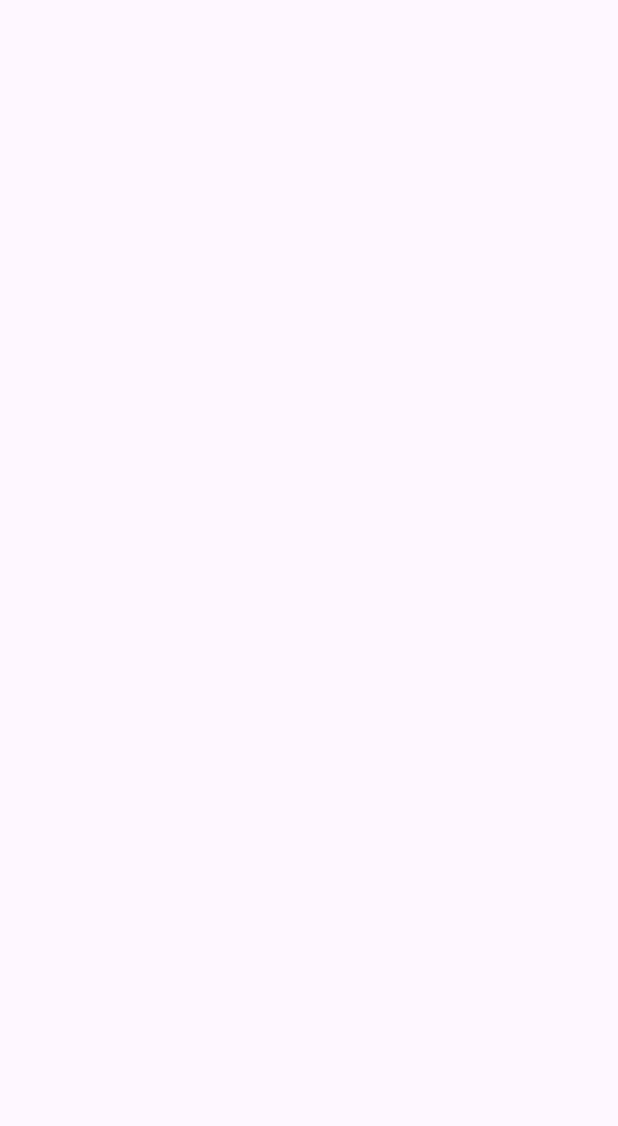
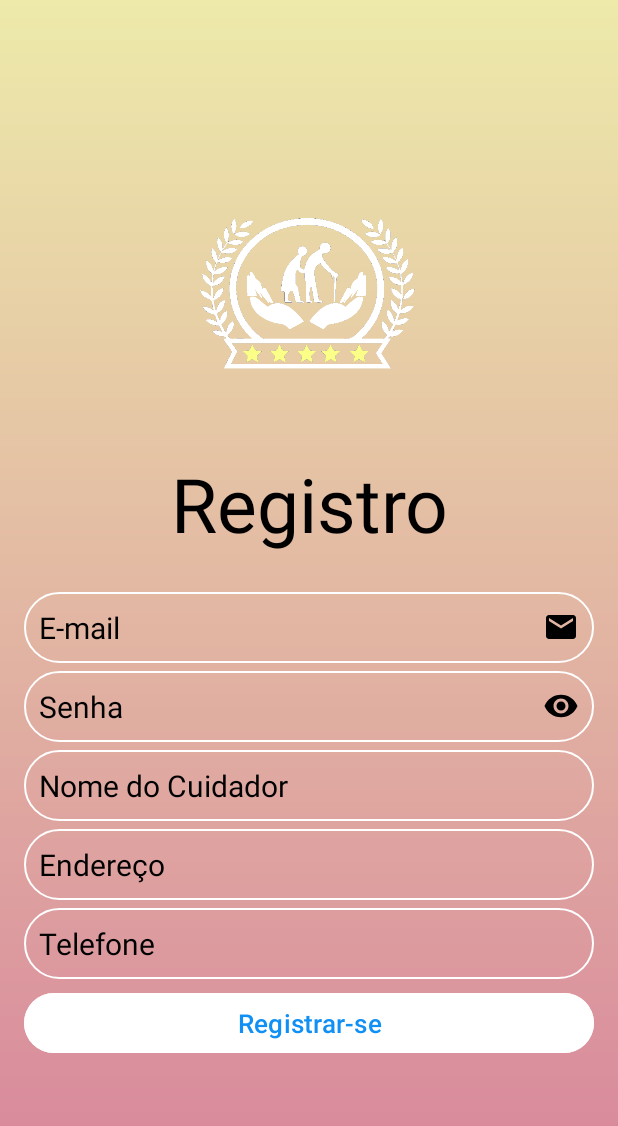
Before and after one commit to Bedablin/projetoquinta, an Android app: the Registro_help screen opened directly, with no data from a screen before it, on a phone screen of 412 x 824 dp. Before the commit the part shown is empty. Shown: the top 1126 px of the screen. Run offline under Robolectric (Android 15) with nearby library versions, the phone set to English and light mode, and no system bars; our stand-ins replace Firebase (no records; nobody signed in at launch, a user with empty details on screens opened directly).

Commit message:
adicionou um registro apenas para cuidadores e criou nova coleção na database

```diff
--- a/app/src/main/java/com/example/idosologin/RegisChoice.kt
+++ b/app/src/main/java/com/example/idosologin/RegisChoice.kt
@@ -35,7 +35,7 @@ class RegisChoice : AppCompatActivity() {
         }
 
         helpButton.setOnClickListener {
-            startActivity(Intent(this, menuCuidador::class.java))
+            startActivity(Intent(this, Registro_help::class.java))
         }
     }
 }
--- a/app/src/main/java/com/example/idosologin/Registro_help.kt
+++ b/app/src/main/java/com/example/idosologin/Registro_help.kt
@@ -1,20 +1,79 @@
 package com.example.idosologin
 
+import android.content.Intent
 import android.os.Bundle
+import android.widget.Button
+import android.widget.Toast
 import androidx.activity.enableEdgeToEdge
 import androidx.appcompat.app.AppCompatActivity
 import androidx.core.view.ViewCompat
 import androidx.core.view.WindowInsetsCompat
+import com.example.idosologin.databinding.ActivityRegistroBinding
+import com.example.idosologin.databinding.ActivityRegistroHelpBinding
+import com.google.firebase.Firebase
+import com.google.firebase.auth.FirebaseAuth
+import com.google.firebase.auth.UserProfileChangeRequest
+import com.google.firebase.firestore.firestore
+
 
 class Registro_help : AppCompatActivity() {
+
+    private lateinit var binding: ActivityRegistroHelpBinding
+    private lateinit var firebaseAuth: FirebaseAuth
+    private lateinit var trueRegisBtn: Button
+
+
+
     override fun onCreate(savedInstanceState: Bundle?) {
         super.onCreate(savedInstanceState)
         enableEdgeToEdge()
-        setContentView(R.layout.activity_registro_help)
-        ViewCompat.setOnApplyWindowInsetsListener(findViewById(R.id.main)) { v, insets ->
-            val systemBars = insets.getInsets(WindowInsetsCompat.Type.systemBars())
-            v.setPadding(systemBars.left, systemBars.top, systemBars.right, systemBars.bottom)
-            insets
+        setContentView(R.layout.activity_registro)
+
+
+        binding = ActivityRegistroHelpBinding.inflate(layoutInflater)
+        setContentView(binding.root)
+
+        trueRegisBtn = findViewById(R.id.registrue_btn)
+
+        firebaseAuth = FirebaseAuth.getInstance()
+
+        trueRegisBtn.setOnClickListener {
+
+            val email = binding.emailInput.text.toString()
+            val pass = binding.passwordInput.text.toString()
+            val name = binding.nameInput.text.toString()
+            val address = binding.addInput.text.toString()
+            val phone = binding.addInput.text.toString()
+            val db = Firebase.firestore
+
+            val cuidador = mapOf(
+                "email" to email,
+                "senha" to pass,
+                "nome cuidador" to name,
+                "endereço" to address,
+                "telefone" to phone)
+            val cuidadorRef = db.collection("cuidador")
+            cuidadorRef.document(email).set(cuidador)
+
+
+
+
+
+
+            if (email.isNotEmpty() && pass.isNotEmpty()) {
+                firebaseAuth.createUserWithEmailAndPassword(email, pass).addOnCompleteListener {
+                    if (it.isSuccessful) {
+                        val intent = Intent(this, MainActivity::class.java)
+                        startActivity(intent)
+                    } else {
+                        Toast.makeText(this, it.exception.toString(), Toast.LENGTH_SHORT).show()
+                    }
+                }
+            } else {
+                Toast.makeText(this, "Preencha todos os campos", Toast.LENGTH_SHORT).show()
+            }
+
+
         }
     }
 }
--- a/app/src/main/res/layout/activity_registro_help.xml
+++ b/app/src/main/res/layout/activity_registro_help.xml
@@ -1,10 +1,127 @@
 <?xml version="1.0" encoding="utf-8"?>
-<androidx.constraintlayout.widget.ConstraintLayout xmlns:android="http://schemas.android.com/apk/res/android"
+<RelativeLayout xmlns:android="http://schemas.android.com/apk/res/android"
     xmlns:app="http://schemas.android.com/apk/res-auto"
     xmlns:tools="http://schemas.android.com/tools"
     android:id="@+id/main"
     android:layout_width="match_parent"
     android:layout_height="match_parent"
-    tools:context=".Registro_help">
+    android:background="@drawable/login_background"
+    android:gravity="center"
+    android:padding="16dp"
+    tools:context=".MainActivity">
 
-</androidx.constraintlayout.widget.ConstraintLayout>
+    <LinearLayout
+        android:layout_width="395dp"
+        android:layout_height="715dp"
+        android:gravity="center"
+        android:orientation="vertical">
+
+
+        <ImageView
+            android:layout_width="160dp"
+            android:layout_height="160dp"
+            android:src="@drawable/oldmanlogo" />
+
+        <TextView
+            android:layout_width="match_parent"
+            android:layout_height="wrap_content"
+            android:layout_marginTop="20dp"
+            android:gravity="center"
+            android:hint="Registro"
+            android:padding="5dp"
+            android:textColor="@color/white"
+            android:textColorHint="@color/black"
+            android:textSize="50sp" />
+
+
+        <EditText
+            android:id="@+id/email_input"
+            android:layout_width="match_parent"
+            android:layout_height="wrap_content"
+            android:layout_marginTop="20dp"
+            android:background="@drawable/rounded_corner"
+            android:hint="E-mail"
+            android:inputType="textEmailAddress"
+            android:padding="10dp"
+            android:textColor="@color/white"
+            android:textColorHint="@color/black"
+            android:textSize="20dp"
+            android:drawableEnd="@drawable/baseline_email_24"
+            android:drawablePadding="20dp"
+            />
+
+
+
+        <EditText
+            android:id="@+id/password_input"
+            android:layout_width="match_parent"
+            android:layout_height="wrap_content"
+            android:layout_marginTop="5dp"
+            android:background="@drawable/rounded_corner"
+            android:hint="Senha"
+            android:inputType="textPassword"
+            android:padding="10dp"
+            android:textColor="@color/white"
+            android:drawableEnd="@drawable/baseline_remove_red_eye_24"
+            android:textColorHint="@color/black"
+            android:textSize="20dp" />
+
+        <EditText
+            android:id="@+id/name_input"
+            android:layout_width="match_parent"
+            android:layout_height="wrap_content"
+            android:layout_marginTop="5dp"
+            android:background="@drawable/rounded_corner"
+            android:hint="Nome do Cuidador"
+            android:inputType="text"
+            android:padding="10dp"
+            android:textColor="@color/white"
+
+            android:textColorHint="@color/black"
+            android:textSize="20dp" />
+
+        <EditText
+            android:id="@+id/add_input"
+            android:layout_width="match_parent"
+            android:layout_height="wrap_content"
+            android:layout_marginTop="5dp"
+            android:background="@drawable/rounded_corner"
+            android:hint="Endereço"
+            android:inputType="text"
+            android:padding="10dp"
+            android:textColor="@color/white"
+
+            android:textColorHint="@color/black"
+            android:textSize="20dp" />
+
+        <EditText
+            android:id="@+id/nameY_input"
+            android:layout_width="match_parent"
+            android:layout_height="wrap_content"
+            android:layout_marginTop="5dp"
+            android:background="@drawable/rounded_corner"
+            android:hint="Telefone"
+            android:inputType="text"
+            android:padding="10dp"
+            android:textColor="@color/white"
+            android:textColorHint="@color/black"
+            android:textSize="20dp" />
+
+
+        <Button
+            android:id="@+id/registrue_btn"
+            android:layout_width="match_parent"
+            android:layout_height="wrap_content"
+            android:layout_marginTop="5dp"
+            android:backgroundTint="@color/white"
+            android:padding="5dp"
+            android:text="Registrar-se"
+            android:textColor="#108FF4"
+            android:textSize="17sp" />
+
+    </LinearLayout>
+
+
+
+
+</RelativeLayout>
```
